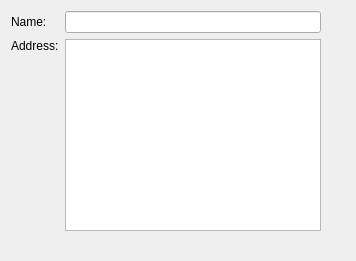
Old version of the form doc/examples/addressbook-sdk/part2/addressbook.ui in the repository qt-creator/qt-creator.
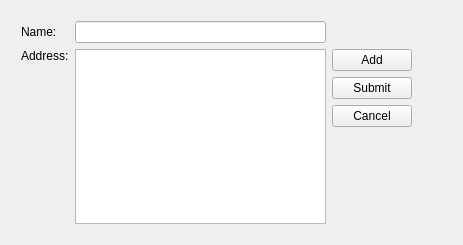
New version of the form.

Commit message: Doc - polishing more of part 2

Diff of the .ui file:
```diff
--- a/doc/examples/addressbook-sdk/part2/addressbook.ui
+++ b/doc/examples/addressbook-sdk/part2/addressbook.ui
@@ -6,14 +6,22 @@
    <rect>
     <x>0</x>
     <y>0</y>
-    <width>356</width>
-    <height>261</height>
+    <width>463</width>
+    <height>245</height>
    </rect>
   </property>
   <property name="windowTitle">
    <string>AddressBook</string>
   </property>
   <widget class="QWidget" name="">
+   <property name="geometry">
+    <rect>
+     <x>10</x>
+     <y>10</y>
+     <width>413</width>
+     <height>225</height>
+    </rect>
+   </property>
    <layout class="QGridLayout" name="gridLayout">
     <item row="0" column="0">
      <widget class="QLabel" name="nameEdit">
@@ -38,6 +46,44 @@
     <item row="1" column="1">
      <widget class="QTextEdit" name="textEdit"/>
     </item>
+    <item row="1" column="2">
+     <layout class="QVBoxLayout" name="verticalLayout">
+      <item>
+       <widget class="QPushButton" name="pushButton">
+        <property name="text">
+         <string>Add</string>
+        </property>
+       </widget>
+      </item>
+      <item>
+       <widget class="QPushButton" name="pushButton_2">
+        <property name="text">
+         <string>Submit</string>
+        </property>
+       </widget>
+      </item>
+      <item>
+       <widget class="QPushButton" name="pushButton_3">
+        <property name="text">
+         <string>Cancel</string>
+        </property>
+       </widget>
+      </item>
+      <item>
+       <spacer name="verticalSpacer">
+        <property name="orientation">
+         <enum>Qt::Vertical</enum>
+        </property>
+        <property name="sizeHint" stdset="0">
+         <size>
+          <width>20</width>
+          <height>40</height>
+         </size>
+        </property>
+       </spacer>
+      </item>
+     </layout>
+    </item>
    </layout>
   </widget>
  </widget>
```
The commit also changes 1 other file.
